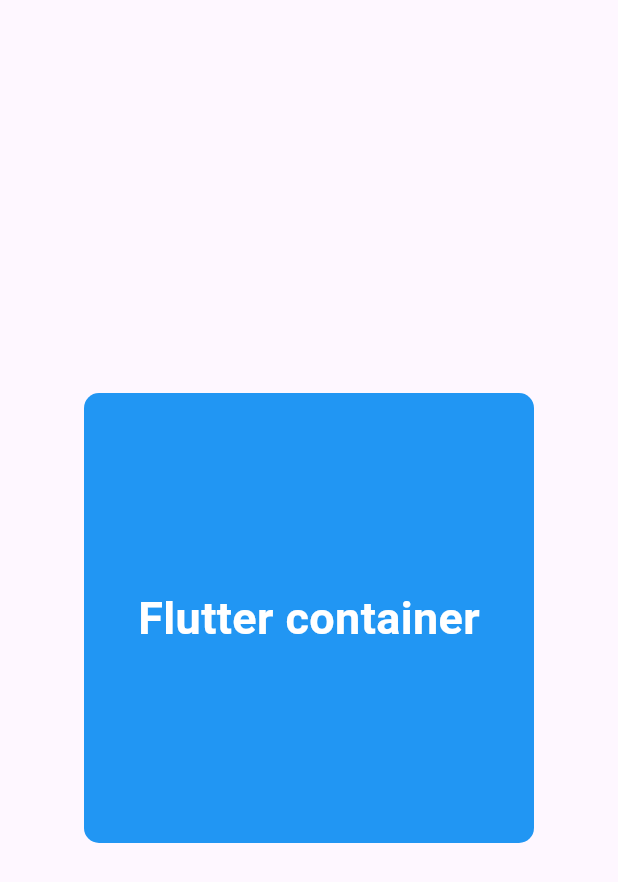
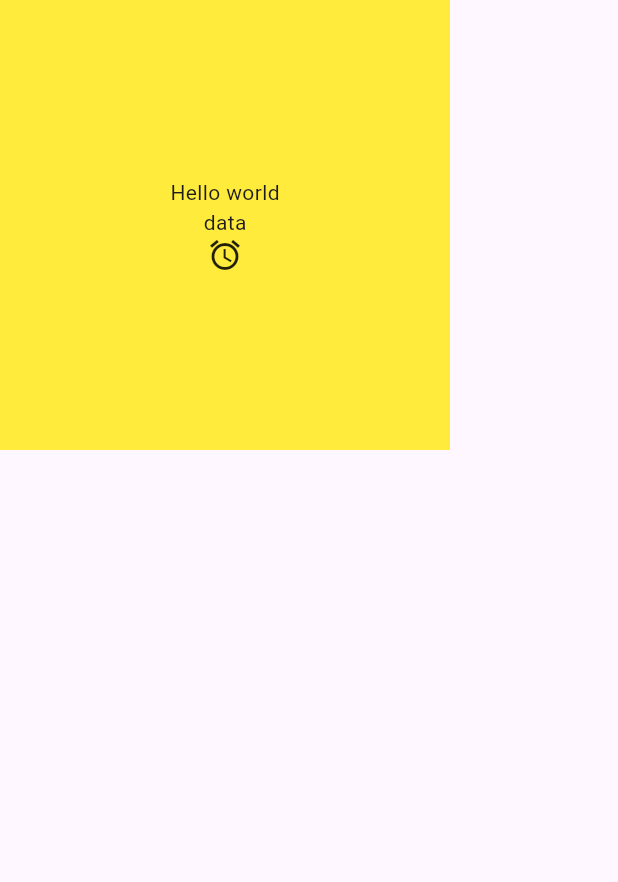
Before and after one commit to ADWx2001/flutter-app-practice, a Flutter app: the screen it shows after launch, on a phone screen of 412 x 824 dp. Shown: the top 882 px of the screen. Run offline on Flutter 3.47's test engine with Material 3 defaults, Android fonts, the phone set to English and light mode, and no system bars.

Commit message:
"Replaced centered blue container with white text with a yellow container containing a column of text and an icon."

```diff
--- a/layout_practice/lib/main.dart
+++ b/layout_practice/lib/main.dart
@@ -13,26 +13,19 @@ class MyApp extends StatelessWidget {
       title: 'Flutter Demo',
       home: SafeArea(
         child: Scaffold(
-          body: Center(
-            child: Container(
-              width: 300,
-              height: 300,
-              decoration: BoxDecoration(
-                borderRadius: BorderRadius.circular(10),
-                boxShadow: List.empty(growable: true),
-                color: Colors.blue,
-              ),
-              child: const Center(
-                child: Text("Flutter container",
-                style: TextStyle(
-                  color: Colors.white,
-                  fontWeight: FontWeight.bold,
-                  fontSize: 30.0
-                  ),
-                ),
-              ),
+          body: Container(
+            width: 300,
+            height: 300,
+            color: Colors.yellow,
+            child: const Column(
+              mainAxisAlignment: MainAxisAlignment.center,
+              children: [
+                Text("Hello world"),
+                Text("data"),
+                Icon(Icons.access_alarm)
+              ],
             ),
-          ),
+          )
         ),
       ),
     );
```
